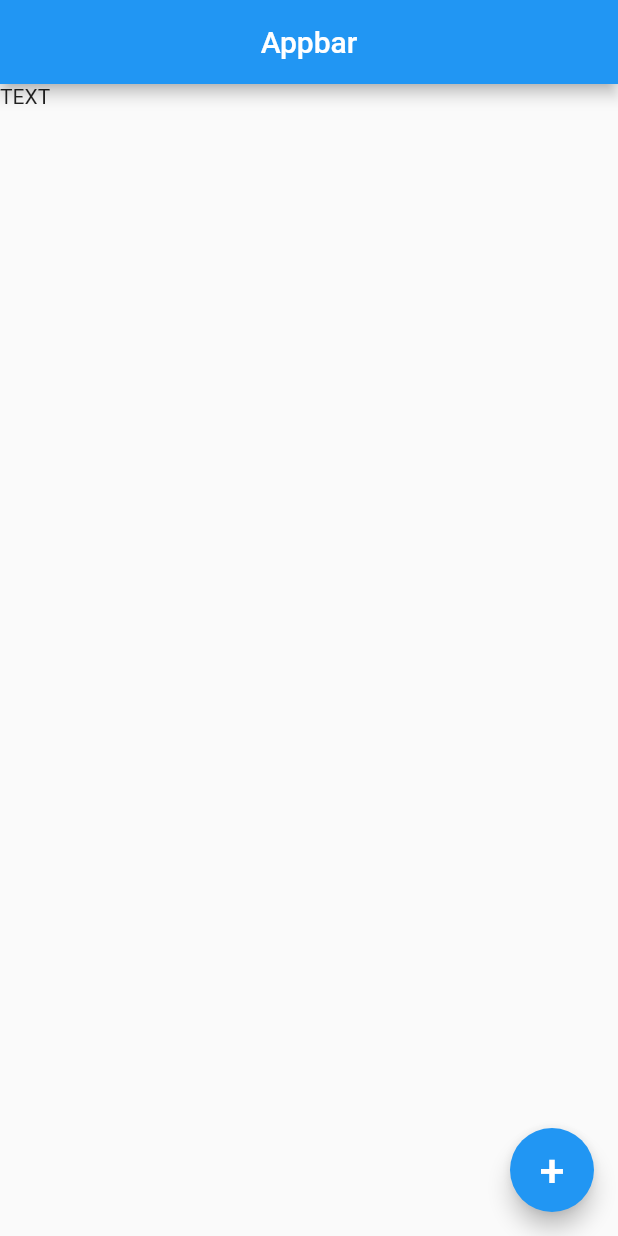
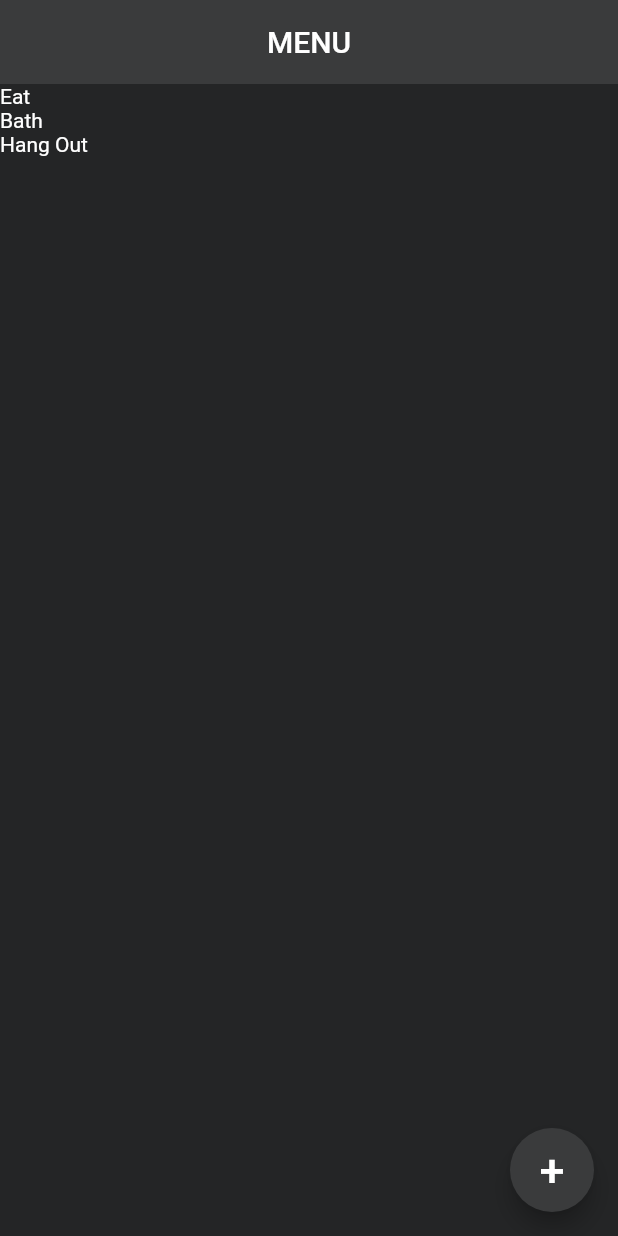
Before and after one commit to Kanzoonrkz/tuskus, a Flutter app: the screen it shows after launch, on a phone screen of 412 x 824 dp. Run offline on Flutter 3.47's test engine with Material 2 defaults, Android fonts, the phone set to English and light mode, and no system bars.

Commit message:
able to show dummy data

```diff
--- a/lib/addTask.dart
+++ b/lib/components/addTask.dart
@@ -1,9 +1,11 @@
 import 'package:flutter/material.dart';
+import 'package:tuskus/constant.dart';
 
 class AddTask extends StatelessWidget {
   @override
   Widget build(BuildContext context) {
     return FloatingActionButton(
+      backgroundColor: normalDarkMain,
       child: Text(
         '+',
         style: TextStyle(
--- /dev/null
+++ b/lib/constant.dart
@@ -0,0 +1,7 @@
+import 'package:flutter/material.dart';
+
+const mainTurqoise = Color(0xFF032F3C);
+
+// NORMAL DARK MODE
+const normalDarkMain = Color(0xFF3A3B3C);
+const normalDarkScnd = Color(0xFF242526);
--- /dev/null
+++ b/lib/data/dummyData.dart
@@ -0,0 +1,24 @@
+class Task {
+  String title;
+  bool isDone;
+
+  Task({
+    required this.title,
+    required this.isDone,
+  });
+}
+
+var taskList = [
+  Task(
+    title: 'Eat',
+    isDone: false,
+  ),
+  Task(
+    title: 'Bath',
+    isDone: false,
+  ),
+  Task(
+    title: 'Hang Out',
+    isDone: false,
+  ),
+];
--- a/lib/main.dart
+++ b/lib/main.dart
@@ -1,15 +1,14 @@
 import 'package:flutter/material.dart';
-import './addTask.dart';
+import 'package:tuskus/constant.dart';
+import 'package:tuskus/screens/mainList.dart';
+
+import 'components/addTask.dart';
 
 void main() {
   runApp(MyApp());
 }
 
 class MyApp extends StatelessWidget {
-  var taskList = {
-    'Dummy001',
-  };
-
   @override
   Widget build(BuildContext context) {
     return MaterialApp(
@@ -19,11 +18,13 @@ class MyApp extends StatelessWidget {
       theme: ThemeData(),
       home: Scaffold(
         appBar: AppBar(
+          elevation: 0,
+          backgroundColor: normalDarkMain,
           title: Center(
-            child: Text('Appbar'),
+            child: Text('MENU'),
           ),
         ),
-        body: Text('TEXT'),
+        body: MainList(),
         floatingActionButton: AddTask(),
       ),
     );
--- /dev/null
+++ b/lib/screens/mainList.dart
@@ -0,0 +1,32 @@
+import 'package:flutter/material.dart';
+import 'package:tuskus/constant.dart';
+import 'package:tuskus/data/dummyData.dart';
+
+class MainList extends StatelessWidget {
+  const MainList({Key? key}) : super(key: key);
+
+  @override
+  Widget build(BuildContext context) {
+    return Container(
+      color: normalDarkScnd,
+      child: ListView.builder(
+        itemCount: taskList.length,
+        itemBuilder: (context, index) {
+          final Task task = taskList[index];
+          return Container(
+            child: Row(
+              children: [
+                Text(
+                  task.title,
+                  style: TextStyle(
+                    color: Colors.white,
+                  ),
+                )
+              ],
+            ),
+          );
+        },
+      ),
+    );
+  }
+}
```
